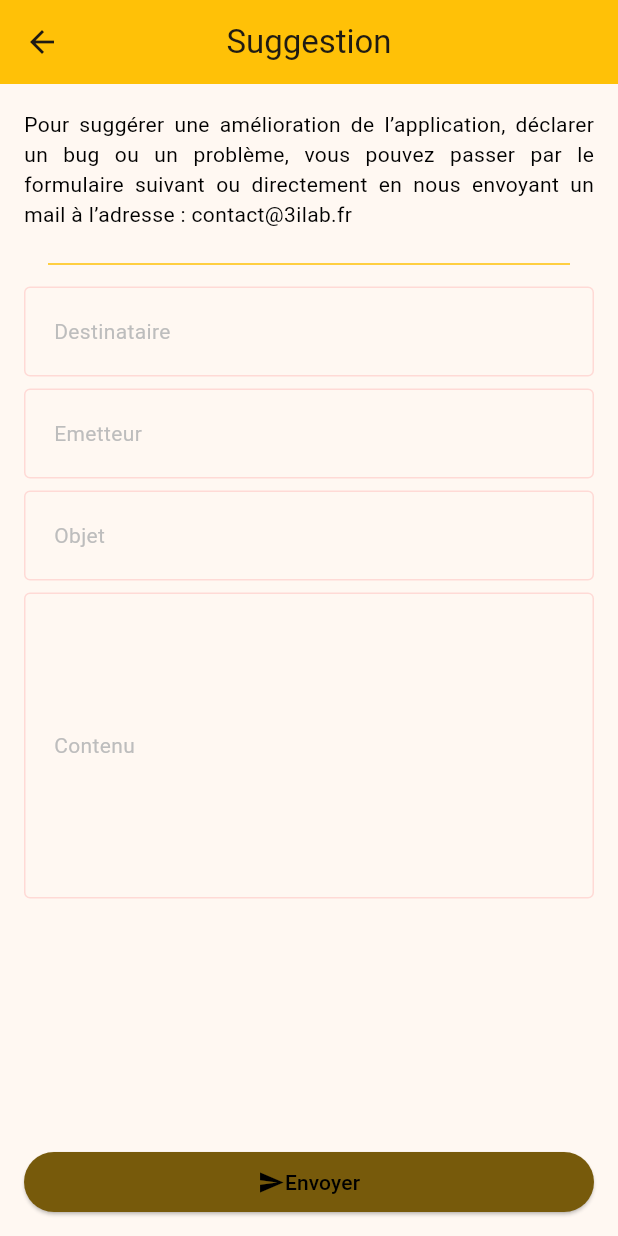
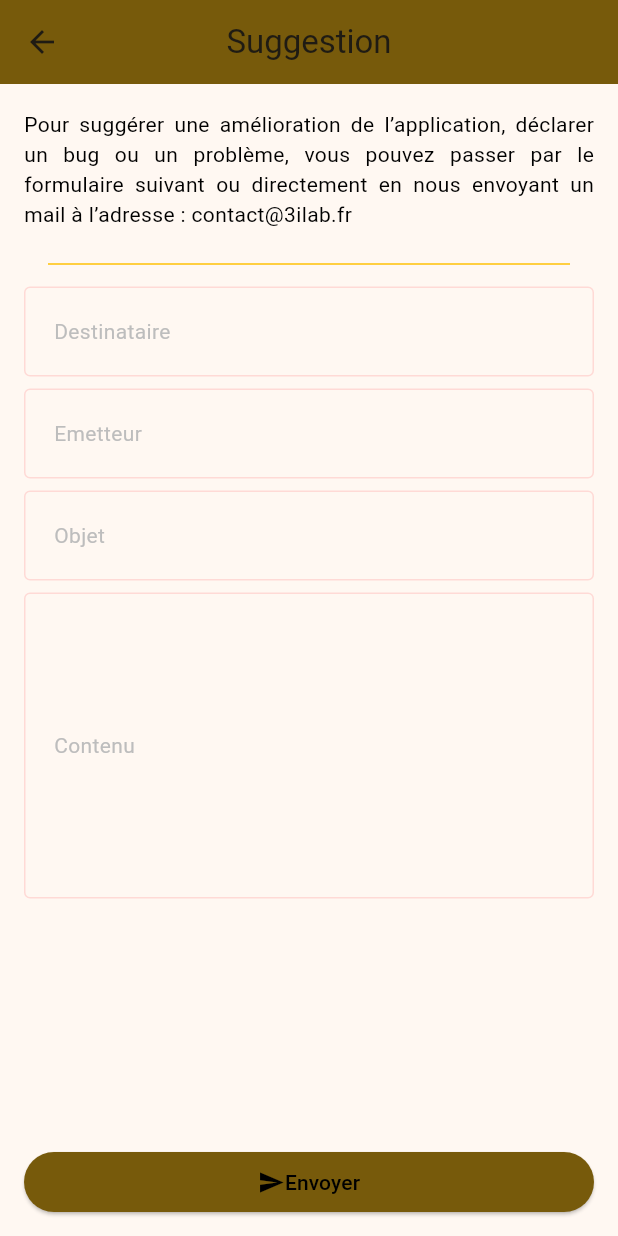
Before and after one commit to max16150/calendrier-super-swag, a Flutter app: the Suggestion screen opened directly, on a phone screen of 412 x 824 dp. Run offline on Flutter 3.47's test engine with Material 3 defaults, Android fonts, the phone set to English and light mode, and no system bars; our stand-ins replace dio, equatable, firebase_core, firebase_crashlytics, gap, package_info_plus and 3 more; accounts and stored records are empty; network calls fail.

```diff
--- a/lib/views/settings/Suggestion/suggestion.dart
+++ b/lib/views/settings/Suggestion/suggestion.dart
@@ -23,7 +23,9 @@ class Suggestion extends StatelessWidget {
         appBar: AppBar(
           title: const Text('Suggestion'),
           centerTitle: true,
-          backgroundColor: themeProvider.seedColor,
+           backgroundColor: themeProvider.themeMode == ThemeMode.dark
+            ? themeProvider.seedColor // couleur de base pour le thème sombre
+            : Theme.of(context).colorScheme.primary, // Couleur par défaut pour le thème clair
         ),
         body: LayoutBuilder(
           builder: (BuildContext context, BoxConstraints constraints) {
@@ -95,7 +97,6 @@ class Suggestion extends StatelessWidget {
             )
           : CustomTextStyles.bodyMediumGray400(context),
       hintText: "Destinataire",
-      hintStyle: CustomTextStyles.bodyLargeOnPrimaryContainer(context),
     );
   }
 
@@ -144,9 +145,7 @@ class Suggestion extends StatelessWidget {
             )
           : CustomTextStyles.bodyMediumGray400(context),
       hintText: "Contenu",
-      //textInputAction: TextInputAction.done,
-      //textInputType: TextInputType.visiblePassword,
-      //obscureText: true,
+
       contentPadding: EdgeInsets.fromLTRB(16, 22, 16, 158),
     );
   }
```
Also changed, not shown: lib/views/settings/privacy_policy/privacy_policy.dart (renamed from lib/views/settings/PrivacyPolicy/privacyPolicy.dart, +4 -9 lines), lib/views/settings/terms_of_use/terms_of_use.dart (renamed from lib/views/settings/TermsOfUse/termsOfUse.dart).
